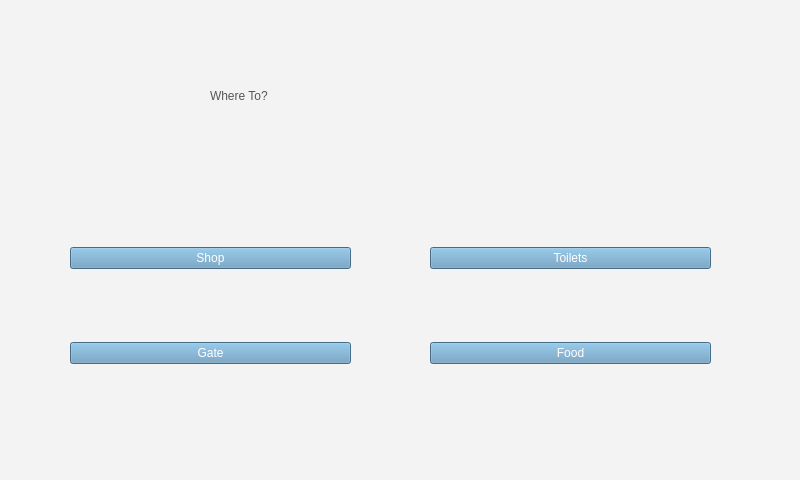
Old version of the form ui/the.ui in the repository yussefsoudan/sdp-ian.
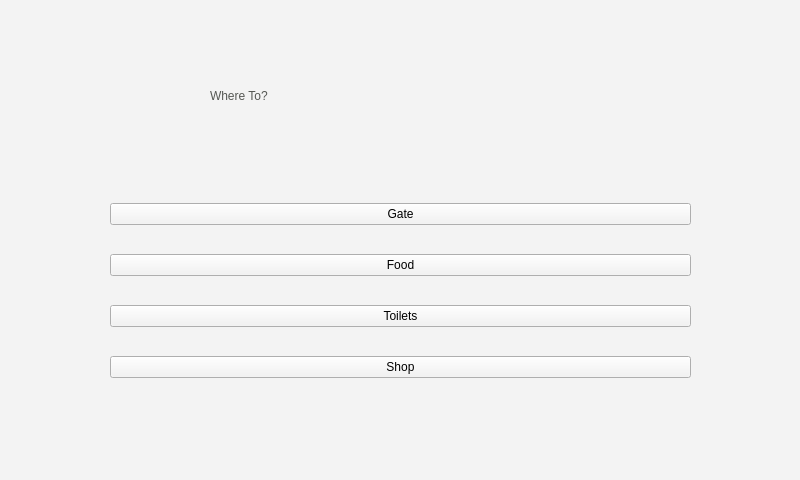
New version of the form. The open tabs and pages were chosen to show the change. Icons and pictures are not drawn.

Patch:
```diff
--- a/ui/the.ui
+++ b/ui/the.ui
@@ -289,76 +289,41 @@
    <widget class="QWidget" name="verticalLayoutWidget_2">
     <property name="geometry">
      <rect>
-      <x>70</x>
+      <x>110</x>
       <y>180</y>
-      <width>281</width>
-      <height>251</height>
+      <width>581</width>
+      <height>221</height>
      </rect>
     </property>
-    <layout class="QVBoxLayout" name="verticalLayout_2">
-     <item>
-      <widget class="QPushButton" name="shop">
-       <property name="styleSheet">
-        <string notr="true">font:20 34pt &quot;montserrat&quot;;
-background-color: rgb(98, 150, 187);
-color: rgb(255, 255, 255);</string>
-       </property>
-       <property name="text">
-        <string>Shop</string>
-       </property>
-      </widget>
-     </item>
-     <item>
+    <layout class="QGridLayout" name="gridLayout">
+     <item row="0" column="0">
       <widget class="QPushButton" name="gate">
-       <property name="styleSheet">
-        <string notr="true">font:20 34pt &quot;montserrat&quot;;
-background-color: rgb(98, 150, 187);
-color: rgb(255, 255, 255);</string>
-       </property>
        <property name="text">
         <string>Gate</string>
        </property>
       </widget>
      </item>
-    </layout>
-   </widget>
-   <widget class="QWidget" name="verticalLayoutWidget_3">
-    <property name="geometry">
-     <rect>
-      <x>430</x>
-      <y>180</y>
-      <width>281</width>
-      <height>251</height>
-     </rect>
-    </property>
-    <layout class="QVBoxLayout" name="verticalLayout_3">
-     <property name="sizeConstraint">
-      <enum>QLayout::SetMinimumSize</enum>
-     </property>
-     <item>
+     <item row="2" column="0">
       <widget class="QPushButton" name="toilet">
-       <property name="styleSheet">
-        <string notr="true">font:20 34pt &quot;montserrat&quot;;
-background-color: rgb(98, 150, 187);
-color: rgb(255, 255, 255);</string>
-       </property>
        <property name="text">
         <string>Toilets</string>
        </property>
       </widget>
      </item>
-     <item>
+     <item row="1" column="0">
       <widget class="QPushButton" name="food">
-       <property name="styleSheet">
-        <string notr="true">font:20 34pt &quot;montserrat&quot;;
-background-color: rgb(98, 150, 187);
-color: rgb(255, 255, 255);</string>
-       </property>
        <property name="text">
         <string>Food</string>
        </property>
       </widget>
      </item>
+     <item row="3" column="0">
+      <widget class="QPushButton" name="shop">
+       <property name="text">
+        <string>Shop</string>
+       </property>
+      </widget>
+     </item>
     </layout>
    </widget>
   </widget>
```
Left out of the diff: 2 changed lines with no effect on the pictures.
